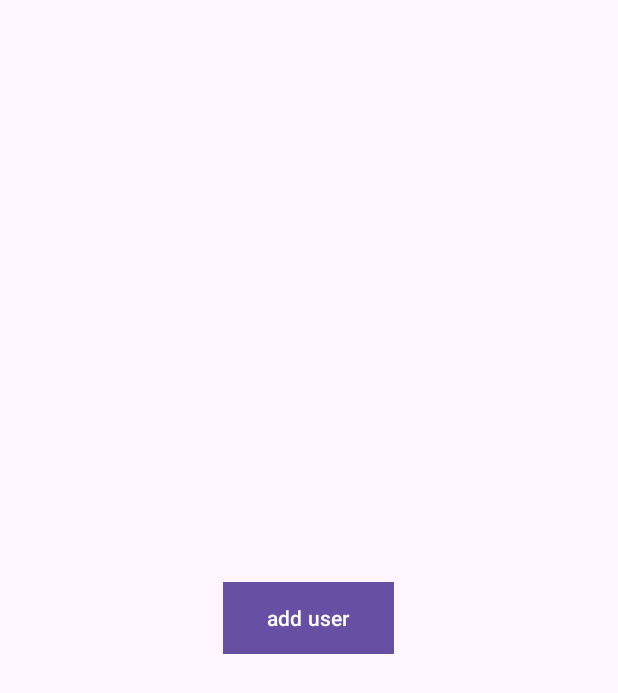
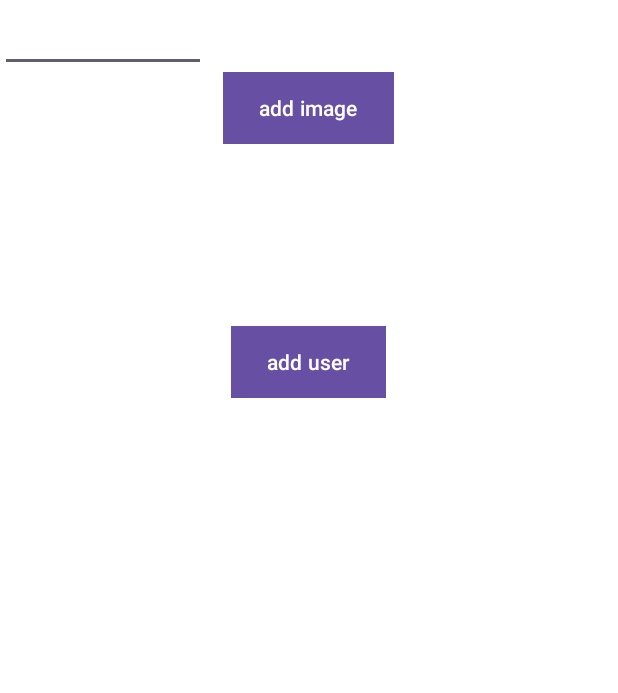
Before and after one commit to haghispin12/MathProjectDanielB, an Android app: the fragment ShowUsersFragment shown on its own in the app's theme, on a phone screen of 412 x 824 dp. Shown: the top 693 px of the screen. Run offline under Robolectric (Android 15) with nearby library versions, the phone set to English and light mode, and no system bars.

```diff
--- a/app/build.gradle.kts
+++ b/app/build.gradle.kts
@@ -40,4 +40,5 @@ dependencies {
     testImplementation(libs.junit)
     androidTestImplementation(libs.ext.junit)
     androidTestImplementation(libs.espresso.core)
+    implementation ("com.google.code.gson:gson:2.13.2")
 }
--- a/app/src/main/java/com/example/mathprojectdaniel/ShowUsersFragment.java
+++ b/app/src/main/java/com/example/mathprojectdaniel/ShowUsersFragment.java
@@ -7,6 +7,8 @@ import androidx.fragment.app.Fragment;
 import android.view.LayoutInflater;
 import android.view.View;
 import android.view.ViewGroup;
+import android.widget.Button;
+import android.widget.EditText;
 import android.widget.TextView;
 
 /**
@@ -15,13 +17,35 @@ import android.widget.TextView;
  * create an instance of this fragment.
  */
 public class ShowUsersFragment extends Fragment {
-    TextView score;
+
+    EditText editNameET;
+    TextView ratingTV;
+    TextView scoreTV;
+    Button addImageBtn;
+    Button addUserBtn;
     @Override
     public View onCreateView(LayoutInflater inflater, ViewGroup container,
                              Bundle savedInstanceState) {
         // Inflate the layout for this fragment
         View viw=inflater.inflate(R.layout.fragment_showusers, container, false);
-        score = viw.findViewById();
+        editNameET = viw.findViewById(R.id.editUserName);
+        ratingTV = viw.findViewById(R.id.showUserRating);
+        scoreTV = viw.findViewById(R.id.showUserScore);
+        addImageBtn = viw.findViewById(R.id.addImage);
+        addUserBtn = viw.findViewById(R.id.addUser);
+        addImageBtn.setOnClickListener(new View.OnClickListener() {
+            @Override
+            public void onClick(View v) {
+
+            }
+        });
+        addUserBtn.setOnClickListener(new View.OnClickListener() {
+            @Override
+            public void onClick(View v) {
+
+            }
+        });
+
 
 
 
--- a/app/src/main/res/layout/activity_main.xml
+++ b/app/src/main/res/layout/activity_main.xml
@@ -1,5 +1,6 @@
 <?xml version="1.0" encoding="utf-8"?>
-<androidx.constraintlayout.widget.ConstraintLayout xmlns:android="http://schemas.android.com/apk/res/android"
+<FrameLayout
+    xmlns:android="http://schemas.android.com/apk/res/android"
     xmlns:app="http://schemas.android.com/apk/res-auto"
     xmlns:tools="http://schemas.android.com/tools"
     android:id="@+id/main"
@@ -170,4 +171,4 @@
 
     </LinearLayout>
 
-</androidx.constraintlayout.widget.ConstraintLayout>
+</FrameLayout>
--- a/app/src/main/res/layout/fragment_showusers.xml
+++ b/app/src/main/res/layout/fragment_showusers.xml
@@ -1,16 +1,12 @@
 <?xml version="1.0" encoding="utf-8"?>
-<LinearLayout
-    xmlns:android="http://schemas.android.com/apk/res/android"
-    android:orientation="vertical"
-    android:layout_width="match_parent"
-    android:layout_height="match_parent"
-    android:weightSum="30">
-<FrameLayout
-        android:id="@+id/fragmentUsers"
-        android:layout_width="match_parent"
-        android:layout_height="match_parent">
 
-
+        <LinearLayout
+            xmlns:android="http://schemas.android.com/apk/res/android"
+            android:orientation="vertical"
+            android:layout_width="match_parent"
+            android:layout_height="match_parent"
+            android:weightSum="30"
+            android:background="@color/white">
 
             <LinearLayout
                 android:orientation="horizontal"
@@ -23,7 +19,7 @@
                     android:layout_width="0dp"
                     android:layout_height="match_parent"
                     android:layout_weight="2"
-                    android:id="@+id/showUserName"/>
+                    android:id="@+id/editUserName"/>
                 <TextView
                     android:layout_width="0dp"
                     android:layout_height="match_parent"
@@ -55,10 +51,8 @@
                 android:layout_width="wrap_content"
                 android:layout_height="wrap_content"
                 android:text="add user"
+                android:id="@+id/addUser"
                 android:background="#6750A3"
                 android:layout_gravity="center"/>
 
-
-
-    </FrameLayout>
-</LinearLayout>
+        </LinearLayout>
```
Also changed, not shown: app/src/main/java/com/example/mathprojectdaniel/MainActivity.java (+12 -0 lines).
